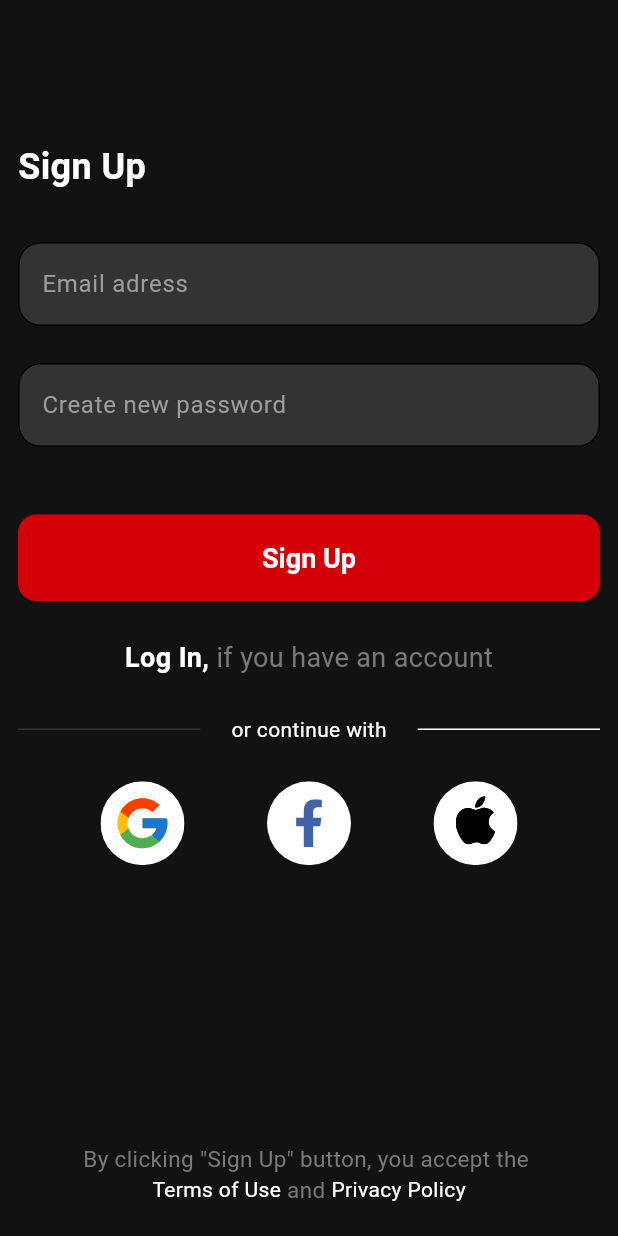
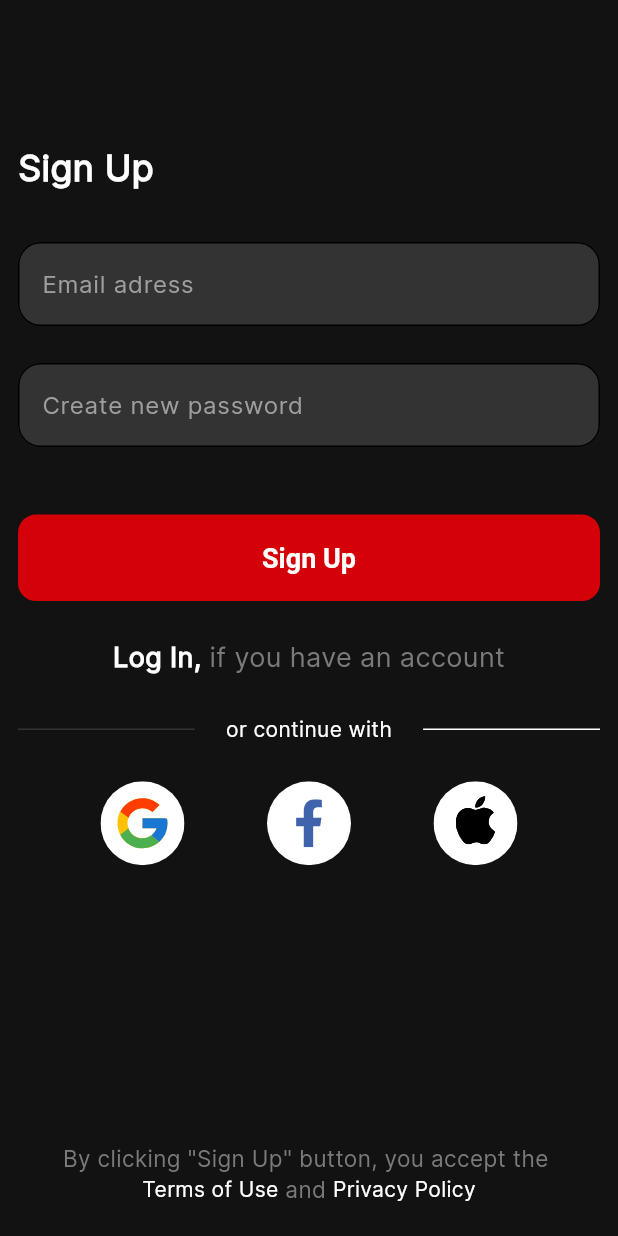
Before and after one commit to ilyosyusuf/exam, a Flutter app: the screen it shows after launch, on a phone screen of 412 x 824 dp. Run offline on Flutter 3.47's test engine with Material 2 defaults, Android fonts, the phone set to English and light mode, and no system bars; our stand-ins replace animate_do, flutter_bloc, flutter_svg.

Commit message:
App theme service and new font were added

```diff
--- /dev/null
+++ b/lib/config/themes/app_theme.dart
@@ -0,0 +1,15 @@
+import 'package:examapp/core/constants/colors/color_const.dart';
+import 'package:flutter/material.dart';
+
+class AppTheme{
+  static get apptheme => ThemeData(
+    useMaterial3: true,
+    backgroundColor: ColorConst.kPrimaryColor,
+    scaffoldBackgroundColor: ColorConst.kPrimaryColor,
+    fontFamily: 'InterRegular',
+    colorScheme: const ColorScheme.dark(
+      brightness: Brightness.dark,
+      primary: ColorConst.kPrimaryColor
+    )
+  );
+}
--- a/lib/main.dart
+++ b/lib/main.dart
@@ -1,5 +1,6 @@
 import 'package:examapp/config/init/navigation/navigator.dart';
 import 'package:examapp/config/routes/page_routes.dart';
+import 'package:examapp/config/themes/app_theme.dart';
 import 'package:flutter/material.dart';
 
 void main() {
@@ -14,9 +15,7 @@ class MyApp extends StatelessWidget {
     return MaterialApp(
       debugShowCheckedModeBanner: false,
       title: 'UBC',
-      theme: ThemeData(
-        useMaterial3: true, colorScheme: ColorScheme.dark()
-      ),
+      theme: AppTheme.apptheme,
       navigatorKey: NavigationService.instance.navigatorKey,
       initialRoute: '/mainauthview',
       onGenerateRoute: MyRoute.instance.onGenerateRoute
```
Also changed, not shown: pubspec.yaml (+5 -4 lines), assets/fonts/Inter-Regular.ttf (added).
